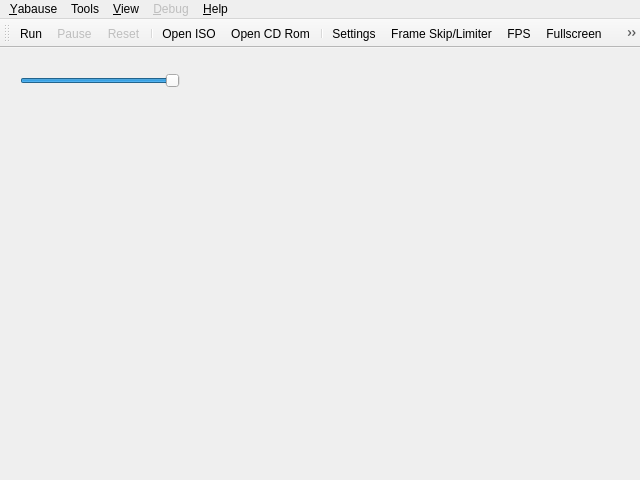
This is yabause/src/qt/ui/UIYabause.ui in KitoHo/yabause as Qt 5 draws it before an edit. The edited form follows.
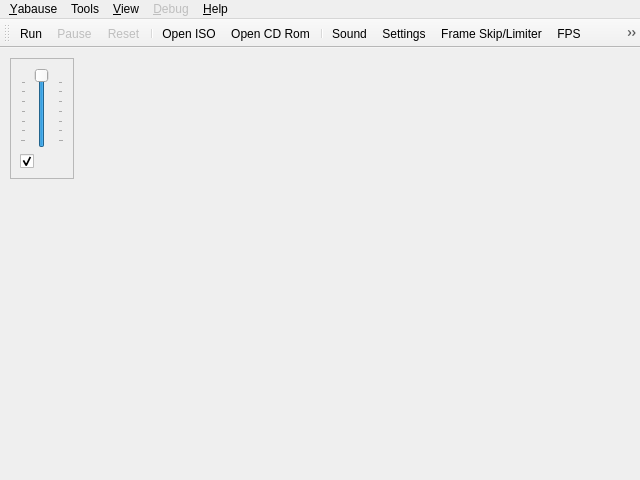
This is the edited form. Icons and pictures are not drawn.

Commit message: add support for volume management, mute/unmute audio. rework a little the gui ( some actions have moved in the menu )

What changed in the file:
```diff
--- a/yabause/src/qt/ui/UIYabause.ui
+++ b/yabause/src/qt/ui/UIYabause.ui
@@ -22,24 +22,70 @@
    </size>
   </property>
   <widget class="QWidget" name="centralwidget" >
-   <widget class="QSlider" name="sVolume" >
+   <widget class="QFrame" name="fSound" >
     <property name="geometry" >
      <rect>
-      <x>20</x>
-      <y>20</y>
-      <width>160</width>
-      <height>25</height>
+      <x>10</x>
+      <y>10</y>
+      <width>64</width>
+      <height>121</height>
      </rect>
     </property>
-    <property name="maximum" >
-     <number>100</number>
+    <property name="sizePolicy" >
+     <sizepolicy vsizetype="Fixed" hsizetype="Maximum" >
+      <horstretch>0</horstretch>
+      <verstretch>0</verstretch>
+     </sizepolicy>
     </property>
-    <property name="value" >
-     <number>100</number>
+    <property name="frameShape" >
+     <enum>QFrame::StyledPanel</enum>
     </property>
-    <property name="orientation" >
-     <enum>Qt::Horizontal</enum>
+    <property name="frameShadow" >
+     <enum>QFrame::Sunken</enum>
     </property>
+    <layout class="QVBoxLayout" >
+     <item>
+      <widget class="QSlider" name="sVolume" >
+       <property name="sizePolicy" >
+        <sizepolicy vsizetype="Expanding" hsizetype="Expanding" >
+         <horstretch>0</horstretch>
+         <verstretch>0</verstretch>
+        </sizepolicy>
+       </property>
+       <property name="toolTip" >
+        <string>Volume</string>
+       </property>
+       <property name="maximum" >
+        <number>100</number>
+       </property>
+       <property name="value" >
+        <number>100</number>
+       </property>
+       <property name="orientation" >
+        <enum>Qt::Vertical</enum>
+       </property>
+       <property name="tickPosition" >
+        <enum>QSlider::TicksBothSides</enum>
+       </property>
+       <property name="tickInterval" >
+        <number>15</number>
+       </property>
+      </widget>
+     </item>
+     <item>
+      <widget class="QCheckBox" name="cbSound" >
+       <property name="toolTip" >
+        <string>Mute/UnMute Sound</string>
+       </property>
+       <property name="icon" >
+        <iconset resource="../resources/resources.qrc" >:/actions/sound.png</iconset>
+       </property>
+       <property name="checked" >
+        <bool>true</bool>
+       </property>
+      </widget>
+     </item>
+    </layout>
    </widget>
   </widget>
   <widget class="QMenuBar" name="menubar" >
@@ -191,6 +237,7 @@
    <addaction name="aYabauseOpenISO" />
    <addaction name="aYabauseOpenCDRom" />
    <addaction name="separator" />
+   <addaction name="aSound" />
    <addaction name="aYabauseSettings" />
    <addaction name="aYabauseFrameSkipLimiter" />
    <addaction name="aViewFPS" />
@@ -577,7 +624,7 @@
     <iconset resource="../resources/resources.qrc" >:/actions/icons/actions/iso.png</iconset>
    </property>
    <property name="text" >
-    <string>Open ISO</string>
+    <string>Open ISO...</string>
    </property>
   </action>
   <action name="aYabauseOpenCDRom" >
@@ -585,7 +632,7 @@
     <iconset resource="../resources/resources.qrc" >:/actions/icons/actions/cd.png</iconset>
    </property>
    <property name="text" >
-    <string>Open CD Rom</string>
+    <string>Open CD Rom...</string>
    </property>
   </action>
   <action name="aHelpEmuCompatibility" >
@@ -599,6 +646,14 @@
     <string>http://www.emu-compatibility.com/yabause/index.php?lang=uk</string>
    </property>
   </action>
+  <action name="aSound" >
+   <property name="icon" >
+    <iconset resource="../resources/resources.qrc" >:/actions/sound.png</iconset>
+   </property>
+   <property name="text" >
+    <string>Sound...</string>
+   </property>
+  </action>
  </widget>
  <resources>
   <include location="../resources/resources.qrc" />
```
Left out of the diff: 22 changed lines with no effect on the pictures. The commit also changes 2 other files.
